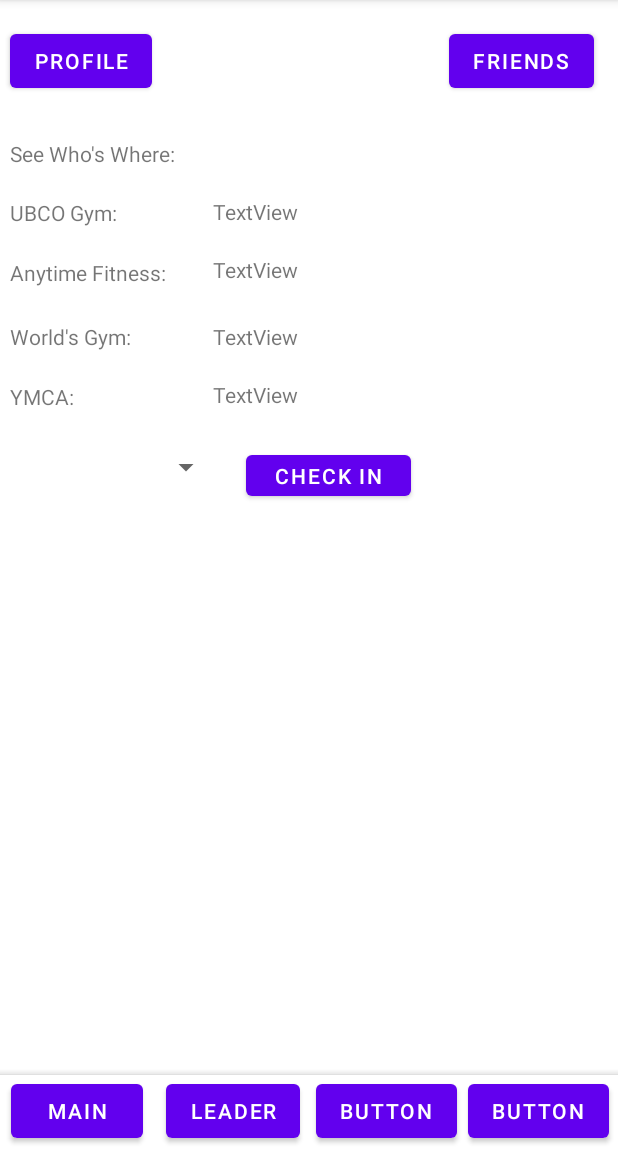
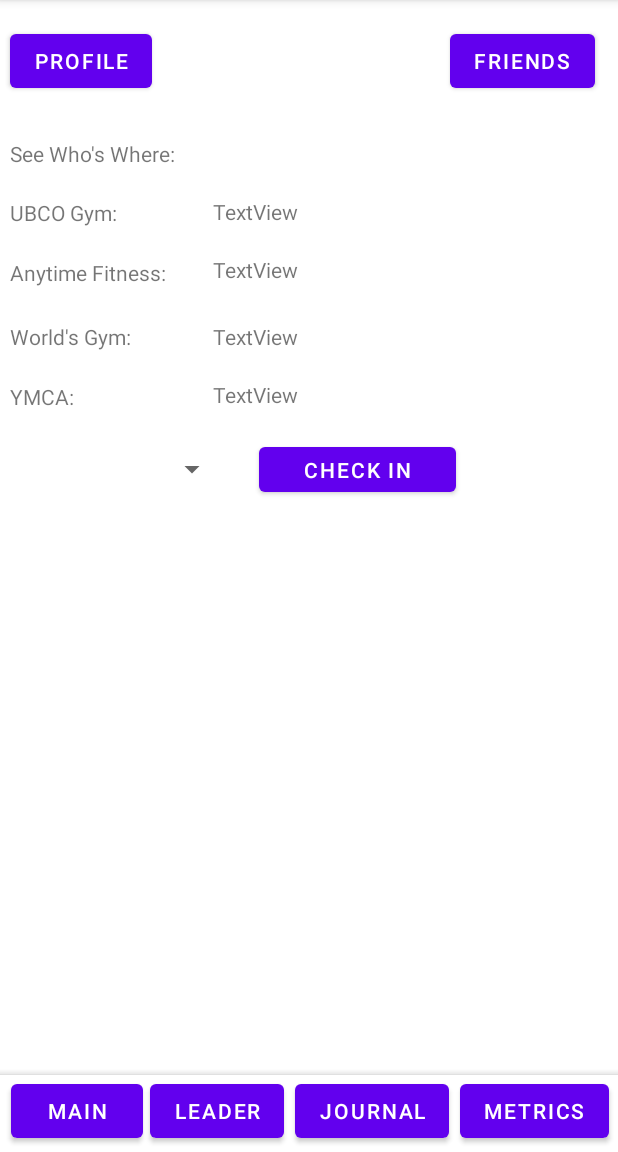
Before and after one commit to dhairyab0069/Atlas, an Android app: the screen it shows after launch (MainActivity), on a phone screen of 412 x 824 dp, the part 84-1236 px from its top. Run offline under Robolectric (Android 15) with nearby library versions, the phone set to English and light mode, and no system bars.

Commit message:
Main activity logic

```diff
--- a/app/src/main/java/com/example/atlas/MainActivity.java
+++ b/app/src/main/java/com/example/atlas/MainActivity.java
@@ -3,12 +3,49 @@ package com.example.atlas;
 import androidx.appcompat.app.AppCompatActivity;
 
 import android.os.Bundle;
+import android.widget.Button;
+import android.widget.Spinner;
+import android.widget.TextView;
 
 public class MainActivity extends AppCompatActivity {
+
+    Button profile, friends, checkIn, main, leader, journal, metrics;
+    TextView see, gym1, gym2, gym3, gym4;
+    TextView gym1Friends, gym2Friends, gym3Friends, gym4Friends;
+    Spinner gym;
+    String name;
+    String gymList[][];
+    String gym1People[];
+    String gym2People[];
+    String gym3People[];
+    String gym4People[];
+    String gymSelection;
 
     @Override
     protected void onCreate(Bundle savedInstanceState) {
         super.onCreate(savedInstanceState);
         setContentView(R.layout.activity_main);
+
+        //Placeholder user info
+        name = "Alex";
+
+        //Placeholder for friend info
+//        gym1People
+
+        //Buttons
+        profile = findViewById(R.id.profileButton);
+        friends = findViewById(R.id.friendsButton);
+        checkIn = findViewById(R.id.checkIn);
+        main = findViewById(R.id.main);
+        leader = findViewById(R.id.leaderButton);
+        journal = findViewById(R.id.journalButton);
+        metrics = findViewById(R.id.metricsButton);
+
+        //TextViews
+        see = (TextView) findViewById(R.id.seeWho);
+        gym1 = (TextView) findViewById(R.id.gym1);
+        gym2 = (TextView) findViewById(R.id.gym2);
+        gym3 = (TextView) findViewById(R.id.gym3);
+        gym4 = (TextView) findViewById(R.id.gym4);
     }
 }
--- a/app/src/main/res/layout/activity_main.xml
+++ b/app/src/main/res/layout/activity_main.xml
@@ -7,7 +7,7 @@
     tools:context=".MainActivity">
 
     <TextView
-        android:id="@+id/textView22"
+        android:id="@+id/friends3"
         android:layout_width="216dp"
         android:layout_height="31dp"
         android:text="TextView"
@@ -19,7 +19,7 @@
         app:layout_constraintVertical_bias="0.291" />
 
     <TextView
-        android:id="@+id/textView26"
+        android:id="@+id/friends4"
         android:layout_width="216dp"
         android:layout_height="31dp"
         android:text="TextView"
@@ -31,7 +31,7 @@
         app:layout_constraintVertical_bias="0.344" />
 
     <TextView
-        android:id="@+id/textView23"
+        android:id="@+id/friends2"
         android:layout_width="216dp"
         android:layout_height="31dp"
         android:text="TextView"
@@ -43,7 +43,7 @@
         app:layout_constraintVertical_bias="0.231" />
 
     <TextView
-        android:id="@+id/textView24"
+        android:id="@+id/friends1"
         android:layout_width="216dp"
         android:layout_height="31dp"
         android:text="TextView"
@@ -67,7 +67,7 @@
         app:layout_constraintVertical_bias="0.179" />
 
     <TextView
-        android:id="@+id/textView16"
+        android:id="@+id/gym4"
         android:layout_width="123dp"
         android:layout_height="30dp"
         android:text="YMCA:"
@@ -79,7 +79,7 @@
         app:layout_constraintVertical_bias="0.345" />
 
     <TextView
-        android:id="@+id/textView15"
+        android:id="@+id/gym3"
         android:layout_width="123dp"
         android:layout_height="30dp"
         android:text="World's Gym: "
@@ -91,10 +91,10 @@
         app:layout_constraintVertical_bias="0.291" />
 
     <Button
-        android:id="@+id/button8"
+        android:id="@+id/metricsButton"
         android:layout_width="wrap_content"
         android:layout_height="wrap_content"
-        android:text="Button"
+        android:text="Metrics"
         app:layout_constraintBottom_toBottomOf="parent"
         app:layout_constraintEnd_toEndOf="parent"
         app:layout_constraintHorizontal_bias="0.981"
@@ -103,25 +103,25 @@
         app:layout_constraintVertical_bias="0.995" />
 
     <Button
-        android:id="@+id/button7"
+        android:id="@+id/journalButton"
         android:layout_width="wrap_content"
         android:layout_height="wrap_content"
-        android:text="Button"
+        android:text="Journal"
         app:layout_constraintBottom_toBottomOf="parent"
         app:layout_constraintEnd_toEndOf="parent"
-        app:layout_constraintHorizontal_bias="0.662"
+        app:layout_constraintHorizontal_bias="0.635"
         app:layout_constraintStart_toStartOf="parent"
         app:layout_constraintTop_toTopOf="parent"
         app:layout_constraintVertical_bias="0.995" />
 
     <Button
-        android:id="@+id/leaderB"
+        android:id="@+id/leaderButton"
         android:layout_width="wrap_content"
         android:layout_height="wrap_content"
         android:text="Leader"
         app:layout_constraintBottom_toBottomOf="parent"
         app:layout_constraintEnd_toEndOf="parent"
-        app:layout_constraintHorizontal_bias="0.343"
+        app:layout_constraintHorizontal_bias="0.310"
         app:layout_constraintStart_toStartOf="parent"
         app:layout_constraintTop_toTopOf="parent"
         app:layout_constraintVertical_bias="0.995" />
@@ -164,28 +164,28 @@
         app:layout_constraintVertical_bias="0.023" />
 
     <Button
-        android:id="@+id/profileButton4"
+        android:id="@+id/friendsButton"
         android:layout_width="wrap_content"
         android:layout_height="wrap_content"
         android:text="Friends"
         app:layout_constraintBottom_toBottomOf="parent"
         app:layout_constraintEnd_toEndOf="parent"
-        app:layout_constraintHorizontal_bias="0.949"
+        app:layout_constraintHorizontal_bias="0.952"
         app:layout_constraintStart_toStartOf="parent"
         app:layout_constraintTop_toTopOf="parent"
         app:layout_constraintVertical_bias="0.023" />
 
     <Button
-        android:id="@+id/profileButton3"
-        android:layout_width="110dp"
-        android:layout_height="39dp"
+        android:id="@+id/checkIn"
+        android:layout_width="131dp"
+        android:layout_height="42dp"
         android:text="Check In"
         app:layout_constraintBottom_toBottomOf="parent"
         app:layout_constraintEnd_toEndOf="parent"
-        app:layout_constraintHorizontal_bias="0.544"
+        app:layout_constraintHorizontal_bias="0.615"
         app:layout_constraintStart_toStartOf="parent"
         app:layout_constraintTop_toTopOf="parent"
-        app:layout_constraintVertical_bias="0.408" />
+        app:layout_constraintVertical_bias="0.402" />
 
     <TextView
         android:id="@+id/seeWho"
@@ -200,7 +200,7 @@
         app:layout_constraintVertical_bias="0.126" />
 
     <TextView
-        android:id="@+id/textView14"
+        android:id="@+id/gym2"
         android:layout_width="123dp"
         android:layout_height="30dp"
         android:text="Anytime Fitness:"
@@ -213,8 +213,8 @@
 
     <Spinner
         android:id="@+id/selectGym"
-        android:layout_width="141dp"
-        android:layout_height="28dp"
+        android:layout_width="145dp"
+        android:layout_height="41dp"
         app:layout_constraintBottom_toBottomOf="parent"
         app:layout_constraintEnd_toEndOf="parent"
         app:layout_constraintHorizontal_bias="0.025"
--- a/app/src/main/res/values/strings.xml
+++ b/app/src/main/res/values/strings.xml
@@ -1,3 +1,9 @@
 <resources>
     <string name="app_name">Atlas</string>
+    <string-array name="gym_list">
+        <item>UBCO Gym</item>
+        <item>Anytime Fitness</item>
+        <item>Worlds Gym</item>
+        <item>YMCA</item>
+    </string-array>
 </resources>
```
